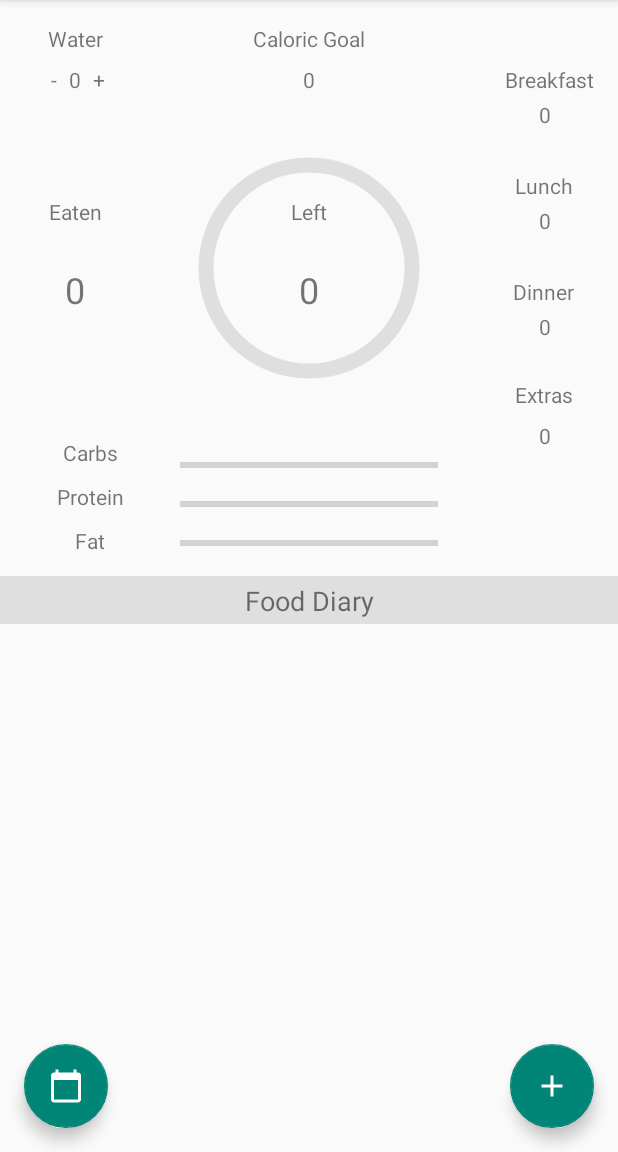
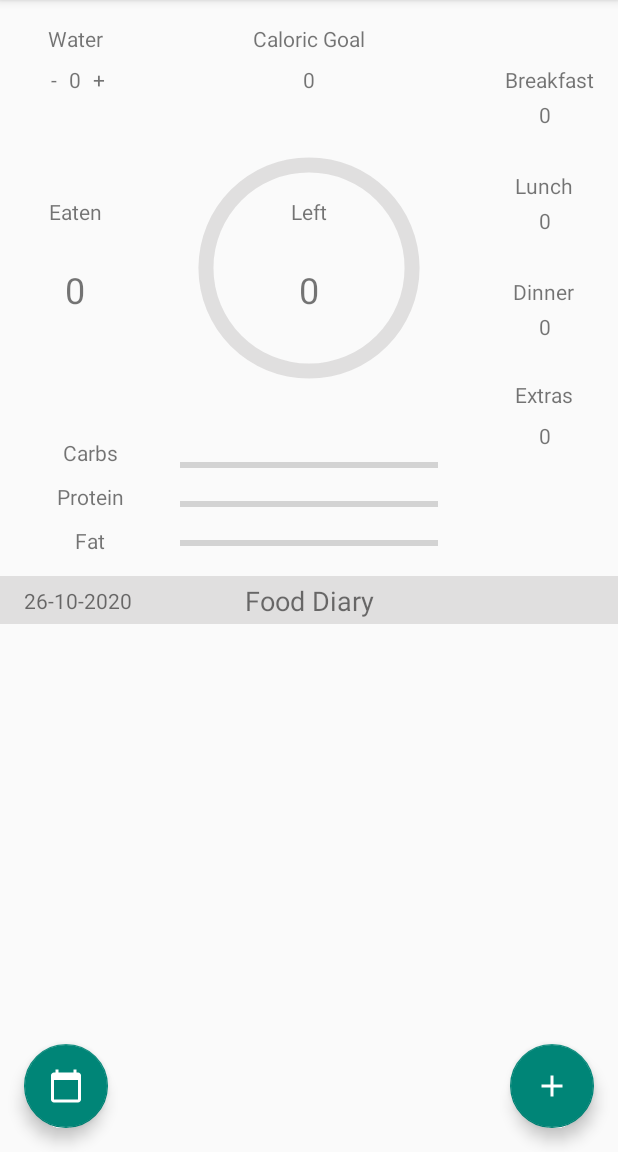
Before and after one commit to soulyvap/Meal-Tracker-app, an Android app: the screen it shows after launch (MainActivity), on a phone screen of 412 x 824 dp, the part 84-1236 px from its top. Run offline under Robolectric (Android 15) with nearby library versions, the phone set to English and light mode, and no system bars.

Commit message:
Added date picker

```diff
--- a/app/src/main/java/com/example/mealtrackerapp/MainActivity.java
+++ b/app/src/main/java/com/example/mealtrackerapp/MainActivity.java
@@ -5,22 +5,24 @@ import androidx.appcompat.app.AppCompatActivity;
 import androidx.core.content.ContextCompat;
 
 import android.app.Activity;
+import android.app.DatePickerDialog;
 import android.content.Intent;
 import android.content.SharedPreferences;
 import android.os.Bundle;
-import android.os.strictmode.IntentReceiverLeakedViolation;
 import android.util.Log;
 import android.view.Menu;
 import android.view.MenuInflater;
 import android.view.MenuItem;
 import android.view.View;
 import android.widget.ArrayAdapter;
+import android.widget.DatePicker;
 import android.widget.ListView;
 import android.widget.ProgressBar;
 import android.widget.TextView;
 
 import com.google.android.material.floatingactionbutton.FloatingActionButton;
 
+import java.util.Calendar;
 import java.util.List;
 
 import static com.example.mealtrackerapp.FoodEntryActivity.EXTRA_FOOD_LOG;
@@ -31,7 +33,7 @@ import static com.example.mealtrackerapp.SetupActivity.PREF_PROTEIN;
 import static com.example.mealtrackerapp.SetupActivity.PREF_WATER_GOAL;
 import static com.example.mealtrackerapp.SetupActivity.SETUP_PREF;
 
-public class MainActivity extends AppCompatActivity {
+public class MainActivity extends AppCompatActivity implements View.OnClickListener {
 
     public static final String PREF_WATER = "pref_water";
     public static final String CALORIC_COUNTER_VALUE = "caloricCounterValue";
@@ -42,34 +44,44 @@ public class MainActivity extends AppCompatActivity {
     public static final String FIRST_TIME_PREF = "first_time_pref";
     public static final String IS_FIRST_LAUNCH_PREF = "isFirstLaunch";
     //references to views on the layout
-    TextView caloricGoalDisplay, eatenDisplay, caloriesLeftDisplay, breakfastDisplay, lunchDisplay, dinnerDisplay, extrasDisplay, waterDisplay, waterMinus, waterPlus;
+    TextView caloricGoalDisplay, eatenDisplay, caloriesLeftDisplay, breakfastDisplay, lunchDisplay,
+            dinnerDisplay, extrasDisplay, waterDisplay, waterMinus, waterPlus, dateNowDisplay;
     ProgressBar circularPB, carbsPB, proteinPB, fatPB;
-    FloatingActionButton fabAdd, fabUpdate;
-    int caloricGoalInt, carbGoalInt, proteinGoalInt, fatGoalInt, waterGoalInt, carbShare, proteinShare, fatShare;
+    FloatingActionButton fabAdd, fabDatePicker;
+    int caloricGoalInt, carbGoalInt, proteinGoalInt, fatGoalInt, waterGoalInt, carbShare,
+            proteinShare, fatShare;
     ListView lvFoodLogs;
 
     //counters
-    Counter caloricCounter, breakfastCounter, lunchCounter, dinnerCounter, extrasCounter, waterCounter, carbsCounter, proteinCounter, fatCounter;
+    Counter caloricCounter, breakfastCounter, lunchCounter, dinnerCounter, extrasCounter,
+            waterCounter, carbsCounter, proteinCounter, fatCounter;
 
     //shared preferences
     SharedPreferences setupPref;
     SharedPreferences.Editor prefEditor;
 
-    //foodDairy
+    //date picker variables
+    Calendar calendar;
+    int dayDisplayed, monthDisplayed, yearDisplayed;
+    String dateDisplayed, datePicked;
 
     @Override
     protected void onCreate(Bundle savedInstanceState) {
         super.onCreate(savedInstanceState);
         setContentView(R.layout.activity_main);
 
+
+
+
+
 //        //first launch
 //        Boolean isFirstLaunch = getSharedPreferences(FIRST_TIME_PREF, MODE_PRIVATE).getBoolean(IS_FIRST_LAUNCH_PREF, true);
 //        if (isFirstLaunch) {
-        Intent intent = new Intent(MainActivity.this, Welcome.class);
+//        Intent intent = new Intent(MainActivity.this, WelcomeActivity.class);
 //        }
 //        getSharedPreferences(FIRST_TIME_PREF, MODE_PRIVATE).edit().putBoolean(IS_FIRST_LAUNCH_PREF, false).commit();
 
-        //references to caloric counters display
+        //references to caloric counters display and date display
         caloricGoalDisplay = findViewById(R.id.txtCaloricGoalValue);
         eatenDisplay = findViewById(R.id.txtCaloriesEatenValue);
         caloriesLeftDisplay = findViewById(R.id.txtCaloriesLeftValue);
@@ -77,6 +89,7 @@ public class MainActivity extends AppCompatActivity {
         lunchDisplay = findViewById(R.id.txtLunchValue);
         dinnerDisplay = findViewById(R.id.txtDinnerValue);
         extrasDisplay = findViewById(R.id.txtExtrasValue);
+        dateNowDisplay = findViewById(R.id.txtDateNow);
 
         //get shared preferences
         setupPref = getSharedPreferences(SETUP_PREF, Activity.MODE_PRIVATE);
@@ -102,6 +115,13 @@ public class MainActivity extends AppCompatActivity {
         proteinCounter = new Counter();
         fatCounter = new Counter();
 
+        //set date
+        calendar = Calendar.getInstance();
+        yearDisplayed = calendar.get(Calendar.YEAR);
+        monthDisplayed = calendar.get(Calendar.MONTH);
+        dayDisplayed = calendar.get(Calendar.DAY_OF_MONTH);
+        dateDisplayed = dayDisplayed + "-" + monthDisplayed + "-" + yearDisplayed;
+        dateNowDisplay.setText(dateDisplayed);
 
         //water counter
         waterDisplay = findViewById(R.id.txtWaterCountValue);
@@ -140,6 +160,14 @@ public class MainActivity extends AppCompatActivity {
             }
         });
 
+        //date picker
+        fabDatePicker = findViewById(R.id.fabBtnDate);
+        fabDatePicker.setOnClickListener(new View.OnClickListener() {
+            @Override
+            public void onClick(View v) {
+                showDateDialog();
+            }
+        });
 
     }
 
@@ -321,4 +349,29 @@ public class MainActivity extends AppCompatActivity {
         }
         return super.onOptionsItemSelected(item);
     }
+
+    private void showDateDialog() {
+
+        DatePickerDialog datePickerDialog = new DatePickerDialog(this,
+                new DatePickerDialog.OnDateSetListener() {
+
+                    @Override
+                    public void onDateSet(DatePicker view, int year, int monthOfYear, int dayOfMonth) {
+
+                        datePicked = dayOfMonth + "-" + monthOfYear + "-" + year;
+                        dateNowDisplay.setText(datePicked);
+                    }
+                }, yearDisplayed, monthDisplayed, dayDisplayed);
+        datePickerDialog.show();
+
+    }
+
+    @Override
+    public void onClick(View v) {
+        switch (v.getId()) {
+            case R.id.fabBtnDate:
+                showDateDialog();
+                break;
+        }
+    }
 }
--- a/app/src/main/res/layout/activity_main.xml
+++ b/app/src/main/res/layout/activity_main.xml
@@ -420,5 +420,16 @@
         app:layout_constraintStart_toStartOf="parent"
         app:layout_constraintTop_toTopOf="@+id/guideline" />
 
+    <TextView
+        android:id="@+id/txtDateNow"
+        android:layout_width="wrap_content"
+        android:layout_height="wrap_content"
+        android:layout_marginStart="16dp"
+        android:layout_marginLeft="16dp"
+        android:text="TextView"
+        app:layout_constraintBottom_toBottomOf="@+id/toolbar"
+        app:layout_constraintStart_toStartOf="@+id/toolbar"
+        app:layout_constraintTop_toTopOf="@+id/guideline" />
+
 
 </androidx.constraintlayout.widget.ConstraintLayout>
```
